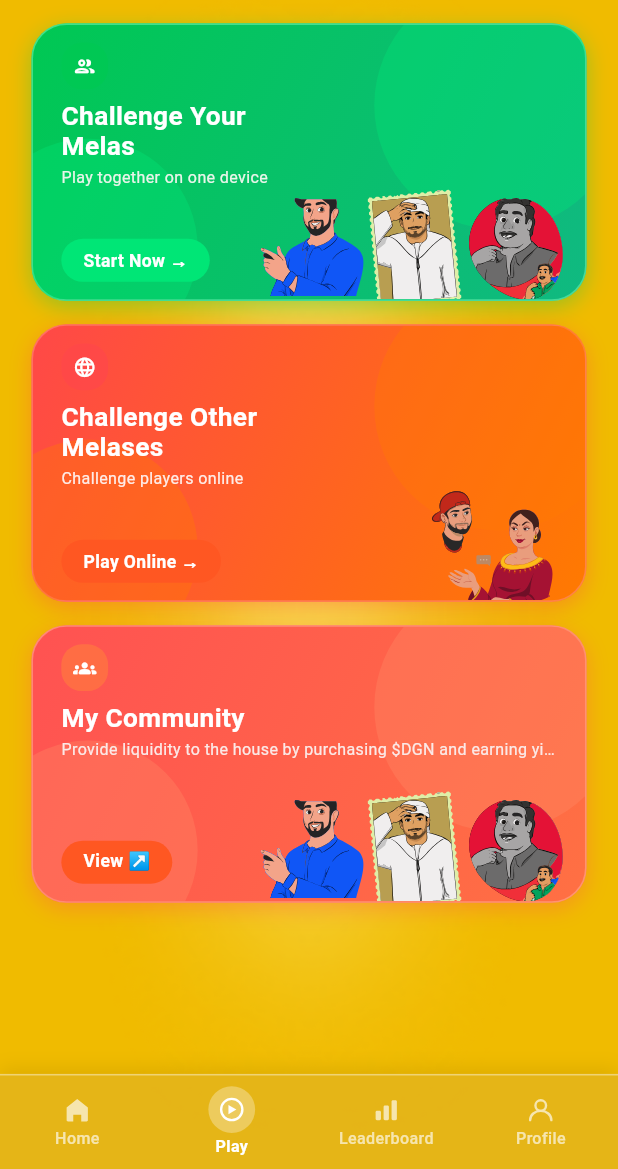
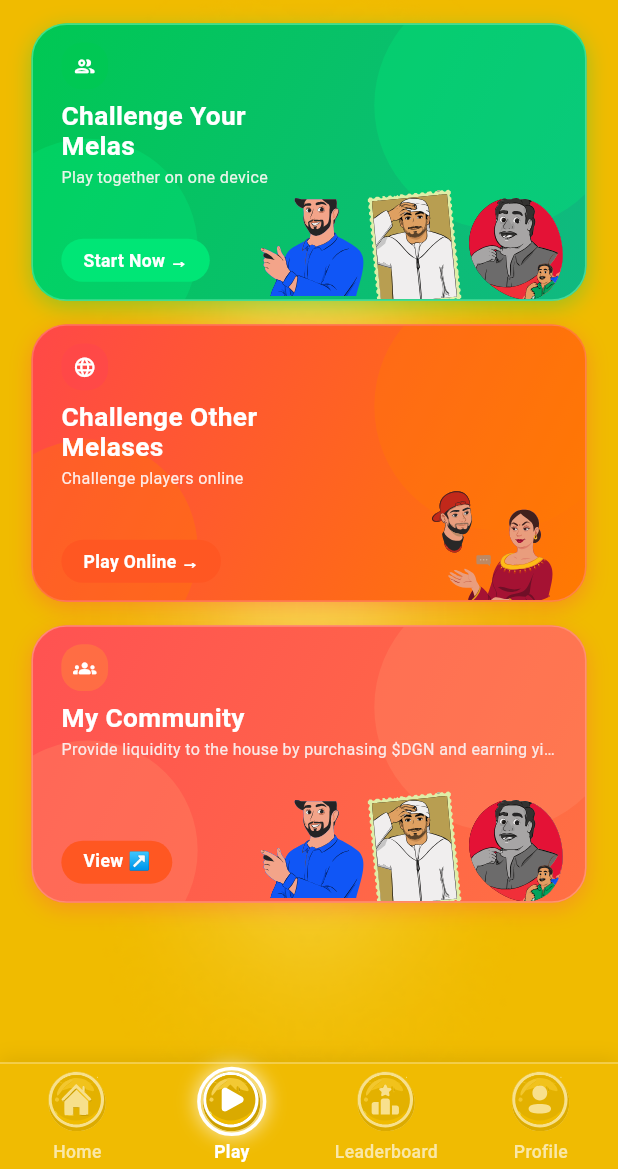
Before and after one commit to sesakilhossen302/jawaher865-game, a Flutter app: the MainScreen screen opened by its route, item 2 of the bottom bar chosen, on a phone screen of 412 x 824 dp, the part 67-1236 px from its top. Run offline on Flutter 3.47's test engine with Material 3 defaults, Android fonts, the phone set to English and light mode, and no system bars; our stand-ins replace cached_network_image, flutter_screenutil, flutter_spinkit, flutter_svg, fluttertoast, get and 2 more; accounts and stored records are empty; Roboto replaces fonts that are missing (Segoe UI).

Commit message:
feat(navbar): integrate 3D circular badges with glowing active indicator

```diff
--- a/lib/Utils/AppIcons/app_icons.dart
+++ b/lib/Utils/AppIcons/app_icons.dart
@@ -16,10 +16,10 @@ class AppIcons {
   static const String passwordUpIcon = '$basePath/Password-up.svg';
 
   // Navbar Icons & Homepage SVGs
-  static const String homeNavbarIcon = '$basePath/Home-navbaricons.svg';
-  static const String playNavbarIcon = '$basePath/Play-navbar-icons.svg';
-  static const String leaderboardNavbarIcon = '$basePath/Leaderboard-navbar-icons.svg';
-  static const String profileNavbarIcon = '$basePath/Profile-navbar-icons.svg';
+  static const String homeNavbarIcon = '$basePath/home-navbar.svg';
+  static const String playNavbarIcon = '$basePath/Play-nav bar.svg';
+  static const String leaderboardNavbarIcon = '$basePath/Leaderboard-navbat.svg';
+  static const String profileNavbarIcon = '$basePath/Profile-navbar.svg';
   static const String leaderboardCupIcon = '$basePath/Leaderboard-cupicons.svg';
   static const String singleFemaleImg = '$basePath/Single-Female-img-to homepage.svg';
   static const String singleMaleImg = '$basePath/Single-male-img-homepage.svg';
--- a/lib/View/Screen/MainScreen/main_screen.dart
+++ b/lib/View/Screen/MainScreen/main_screen.dart
@@ -63,10 +63,10 @@ class MainScreen extends GetView<MainController> {
                       width: double.infinity,
                       padding: EdgeInsets.only(bottom: bottomPadding),
                       decoration: BoxDecoration(
-                        color: const Color(0xFFE5B518).withValues(alpha: 0.95),
+                        color: const Color(0xFFF0BB02),
                         border: Border(
                           top: BorderSide(
-                            color: Colors.white.withValues(alpha: 0.40),
+                            color: Colors.white.withValues(alpha: 0.35),
                             width: 1.w,
                           ),
                         ),
@@ -79,7 +79,7 @@ class MainScreen extends GetView<MainController> {
                         ],
                       ),
                       child: SizedBox(
-                        height: 64.h,
+                        height: 72.h,
                         child: Row(
                           mainAxisAlignment: MainAxisAlignment.spaceAround,
                           children: [
@@ -128,50 +128,69 @@ class MainScreen extends GetView<MainController> {
     required IconData fallbackIcon,
   }) {
     final isSelected = controller.selectedIndex.value == index;
-    final activeColor = Colors.white;
-    final inactiveColor = Colors.white.withValues(alpha: 0.65);
 
     return GestureDetector(
       onTap: () => controller.changeIndex(index),
       behavior: HitTestBehavior.opaque,
       child: SizedBox(
-        width: 70.w,
+        width: 75.w,
         child: Column(
           mainAxisAlignment: MainAxisAlignment.center,
           children: [
-            Container(
-              padding: EdgeInsets.all(isSelected ? 6.r : 0),
-              decoration: isSelected
-                  ? BoxDecoration(
+            // Circular 3D Glossy Badge with Active White Glowing Ring
+            AnimatedContainer(
+              duration: const Duration(milliseconds: 200),
+              width: 44.w,
+              height: 44.w,
+              decoration: BoxDecoration(
                 shape: BoxShape.circle,
-                      color: Colors.white.withValues(alpha: 0.30),
-                    )
-                  : null,
+                border: Border.all(
+                  color: isSelected ? Colors.white : Colors.transparent,
+                  width: 2.2.w,
+                ),
+                boxShadow: isSelected
+                    ? [
+                        BoxShadow(
+                          color: Colors.white.withValues(alpha: 0.65),
+                          blurRadius: 10,
+                          spreadRadius: 1,
+                        ),
+                      ]
+                    : [],
+              ),
+              child: Center(
+                child: AnimatedOpacity(
+                  duration: const Duration(milliseconds: 200),
+                  opacity: isSelected ? 1.0 : 0.55,
                   child: SvgPicture.asset(
                     iconPath,
-                width: 20.w,
-                height: 20.h,
-                colorFilter: ColorFilter.mode(
-                  isSelected ? activeColor : inactiveColor,
-                  BlendMode.srcIn,
-                ),
+                    width: 38.w,
+                    height: 38.w,
+                    fit: BoxFit.contain,
                     errorBuilder: (context, error, stackTrace) {
                       return Icon(
                         fallbackIcon,
-                    size: 20.sp,
-                    color: isSelected ? activeColor : inactiveColor,
+                        size: 24.sp,
+                        color: isSelected ? Colors.white : Colors.white.withValues(alpha: 0.6),
                       );
                     },
                   ),
                 ),
-            SizedBox(height: 2.h),
+              ),
+            ),
+
+            SizedBox(height: 3.h),
+
+            // Tab Text Label
             Text(
               label,
               style: TextStyle(
                 fontFamily: segoeFont,
-                fontSize: 11.sp,
+                fontSize: 12.sp,
                 fontWeight: isSelected ? FontWeight.bold : FontWeight.w500,
-                color: isSelected ? activeColor : inactiveColor,
+                color: isSelected
+                    ? Colors.white
+                    : Colors.white.withValues(alpha: 0.65),
               ),
             ),
           ],
```
Also changed, not shown: assets/icons/Leaderboard-navbat.svg (added), assets/icons/Play-nav bar.svg (added), assets/icons/Profile-navbar.svg (added), assets/icons/home-navbar.svg (added). Lines whose indentation alone changed are shown as unchanged.
